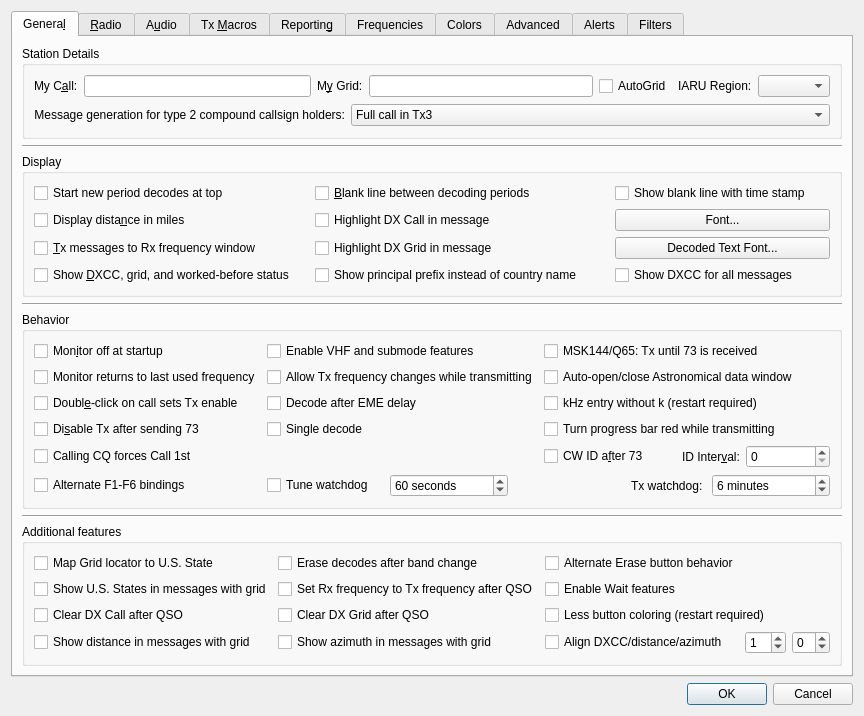
Old version of the form Configuration.ui in the repository WSJTX/wsjtx.
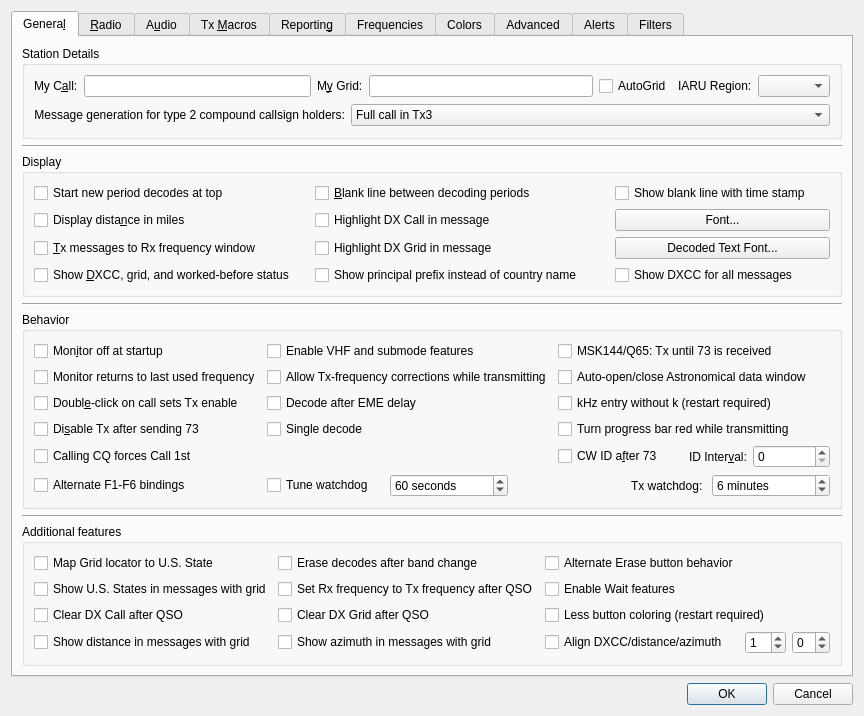
New version of the form. Custom widgets are drawn as their Qt base class.

Commit message:
fix(rig): block nominal QSY while transmitting
Nominal band and dial changes could mutate UI and rig state while PTT
or Tune was active, risking a mid-transmission VFO change.

Interlock every entry path through start and dekey state, keep controls
visually stable, and preserve Doppler, split/Fake It, and XIT corrections.

Patch:
```diff
--- a/Configuration.ui
+++ b/Configuration.ui
@@ -405,7 +405,7 @@
              <string>&lt;html&gt;&lt;head/&gt;&lt;body&gt;&lt;p&gt;Some rigs are not able to process CAT commands while transmitting. This means that if you are operating in split mode you may have to uncheck this option.&lt;/p&gt;&lt;/body&gt;&lt;/html&gt;</string>
             </property>
             <property name="text">
-             <string>Allow Tx frequency changes while transmitting</string>
+             <string>Allow Tx-frequency corrections while transmitting</string>
             </property>
            </widget>
           </item>
```
Left out of the diff: 4 changed lines with no effect on the pictures. The commit also changes 13 other files.
